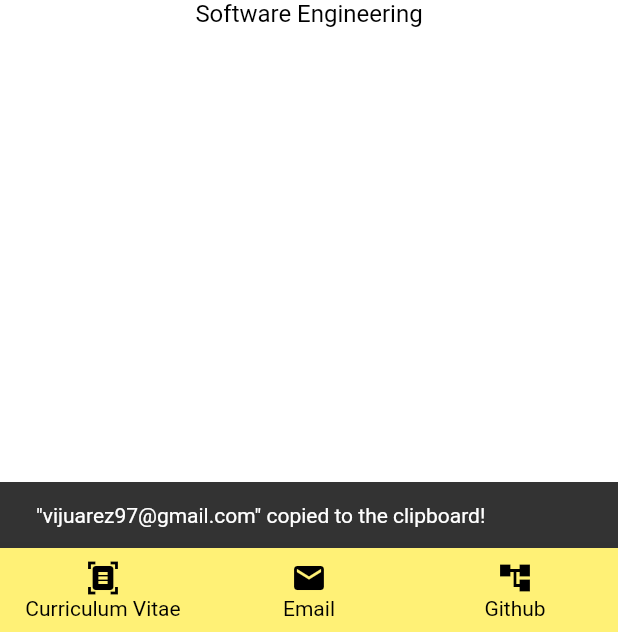
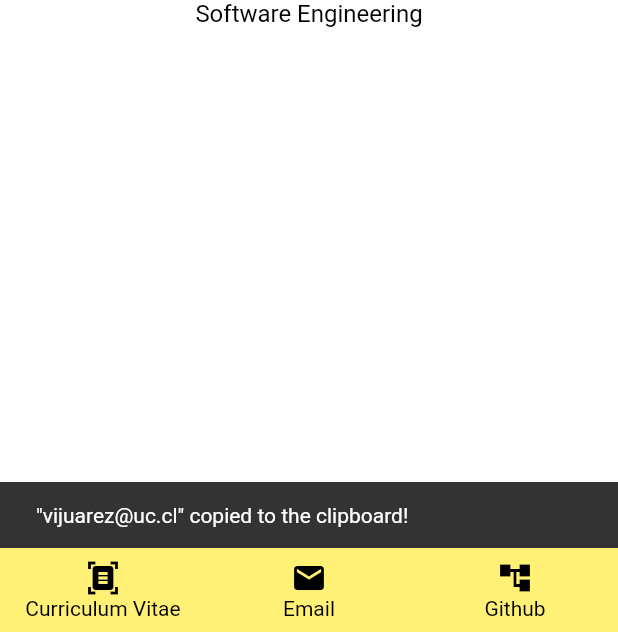
Before and after one commit to vijuarez/vijuarez_homepage, a Flutter app: the screen it shows after launch, item 2 of the bottom bar chosen, on a phone screen of 412 x 824 dp, the part 604-1236 px from its top. Run offline on Flutter 3.47's test engine with Material 2 defaults, Android fonts, the phone set to English and light mode, and no system bars; our stand-ins replace google_fonts; missing offline and left inert: dart:html.

Commit message:
Update email

```diff
--- a/lib/main.dart
+++ b/lib/main.dart
@@ -48,12 +48,12 @@ class _NamePageState extends State<NamePage> {
 
   static Map<String, String> cvURL = {
     'es':
-        'https://drive.google.com/file/d/1C_yKmYw_8gC8DseeZ2HWSAOJJ1wgyypa/view?usp=sharing',
+        'https://drive.google.com/file/d/1kiXq6YIFUaJkMuTAUj7APNy2eAPLdJGf/view?usp=share_link',
     'en':
         'https://drive.google.com/file/d/11i6vojPlwkcrLD8WArkPzSie5oVZD4m7/view?usp=sharing'
   };
   static String githubURL = 'https://github.com/vijuarez';
-  static String email = 'vijuarez97@gmail.com';
+  static String email = 'vijuarez@uc.cl';
 
   @override
   Widget build(BuildContext context) {
```
